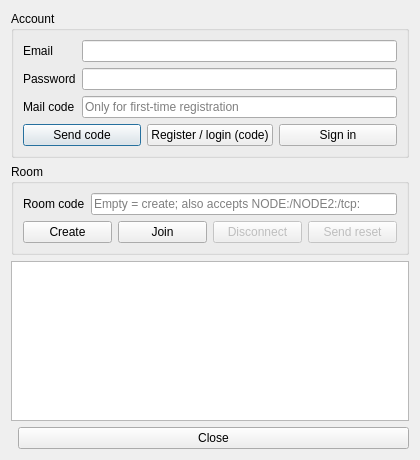
Qt form src/platform/qt/LobbyView.ui (zx14855735/mgbax) before a commit.
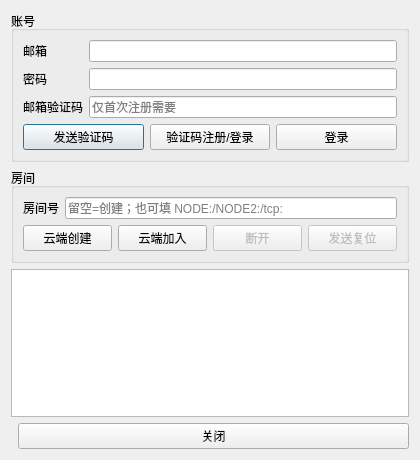
The same form after that commit.

Patch:
```diff
--- a/src/platform/qt/LobbyView.ui
+++ b/src/platform/qt/LobbyView.ui
@@ -17,13 +17,13 @@
    <item>
     <widget class="QGroupBox" name="accountGroup">
      <property name="title">
-      <string>Account</string>
+      <string>账号</string>
      </property>
      <layout class="QGridLayout" name="accountLayout">
       <item row="0" column="0">
        <widget class="QLabel" name="emailLabel">
         <property name="text">
-         <string>Email</string>
+         <string>邮箱</string>
         </property>
        </widget>
       </item>
@@ -33,7 +33,7 @@
       <item row="1" column="0">
        <widget class="QLabel" name="passwordLabel">
         <property name="text">
-         <string>Password</string>
+         <string>密码</string>
         </property>
        </widget>
       </item>
@@ -47,14 +47,14 @@
       <item row="2" column="0">
        <widget class="QLabel" name="codeLabel">
         <property name="text">
-         <string>Mail code</string>
+         <string>邮箱验证码</string>
         </property>
        </widget>
       </item>
       <item row="2" column="1">
        <widget class="QLineEdit" name="code">
         <property name="placeholderText">
-         <string>Only for first-time registration</string>
+         <string>仅首次注册需要</string>
         </property>
        </widget>
       </item>
@@ -63,21 +63,21 @@
         <item>
          <widget class="QPushButton" name="sendCode">
           <property name="text">
-           <string>Send code</string>
+           <string>发送验证码</string>
           </property>
          </widget>
         </item>
         <item>
          <widget class="QPushButton" name="codeLogin">
           <property name="text">
-           <string>Register / login (code)</string>
+           <string>验证码注册/登录</string>
           </property>
          </widget>
         </item>
         <item>
          <widget class="QPushButton" name="directLogin">
           <property name="text">
-           <string>Sign in</string>
+           <string>登录</string>
           </property>
          </widget>
         </item>
@@ -89,20 +89,20 @@
    <item>
     <widget class="QGroupBox" name="roomGroup">
      <property name="title">
-      <string>Room</string>
+      <string>房间</string>
      </property>
      <layout class="QGridLayout" name="roomLayout">
       <item row="0" column="0">
        <widget class="QLabel" name="roomLabel">
         <property name="text">
-         <string>Room code</string>
+         <string>房间号</string>
         </property>
        </widget>
       </item>
       <item row="0" column="1">
        <widget class="QLineEdit" name="roomId">
         <property name="placeholderText">
-         <string>Empty = create; also accepts NODE:/NODE2:/tcp:</string>
+         <string>留空=创建；也可填 NODE:/NODE2:/tcp:</string>
         </property>
        </widget>
       </item>
@@ -111,14 +111,14 @@
         <item>
          <widget class="QPushButton" name="createRoom">
           <property name="text">
-           <string>Create</string>
+           <string>云端创建</string>
           </property>
          </widget>
         </item>
         <item>
          <widget class="QPushButton" name="joinRoom">
           <property name="text">
-           <string>Join</string>
+           <string>云端加入</string>
           </property>
          </widget>
         </item>
@@ -128,7 +128,7 @@
            <bool>false</bool>
           </property>
           <property name="text">
-           <string>Disconnect</string>
+           <string>断开</string>
           </property>
          </widget>
         </item>
@@ -138,7 +138,7 @@
            <bool>false</bool>
           </property>
           <property name="text">
-           <string>Send reset</string>
+           <string>发送复位</string>
           </property>
          </widget>
         </item>
@@ -169,7 +169,7 @@
      <item>
       <widget class="QPushButton" name="close">
        <property name="text">
-        <string>Close</string>
+        <string>关闭</string>
        </property>
       </widget>
      </item>
```
